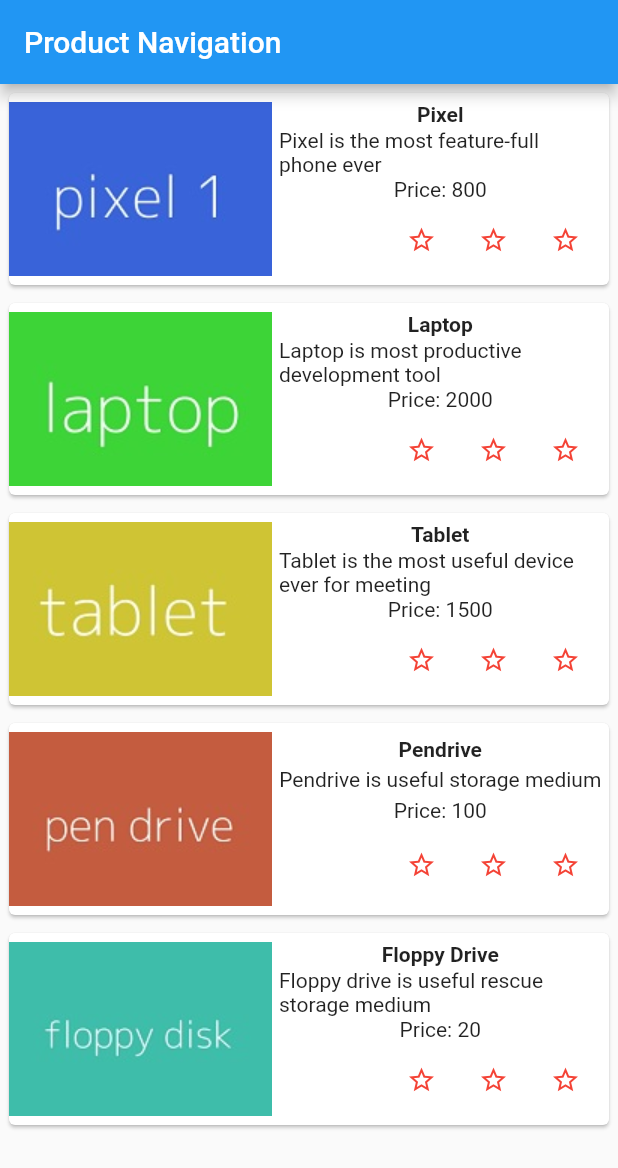
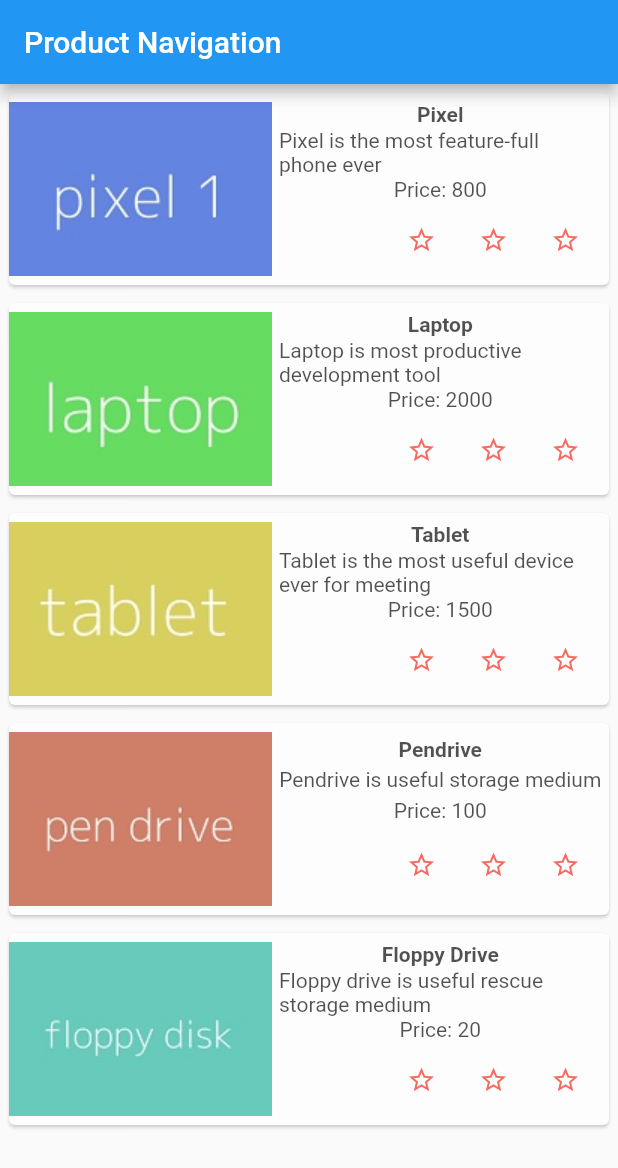
Before and after one commit to harryng0312/flutter_demo_app, a Flutter app: the screen it shows after launch, on a phone screen of 412 x 824 dp. Shown: the top 1168 px of the screen. Run offline on Flutter 3.47's test engine with Material 2 defaults, Android fonts, the phone set to English and light mode, and no system bars.

Commit message:
layout + data input form dialog Navigation, Animation

```diff
--- /dev/null
+++ b/lib/animation/my_home_page.dart
@@ -0,0 +1,36 @@
+import 'package:flutter/material.dart';
+
+import 'product.dart';
+import 'product_box.dart';
+import 'product_page.dart';
+
+class MyHomePage extends StatelessWidget {
+  MyHomePage({required this.title, required this.animation});
+
+  final String title;
+  final Animation<double> animation;
+  final items = Product.getProducts();
+
+  @override
+  Widget build(BuildContext context) {
+    return Scaffold(
+        appBar: AppBar(title: Text("Product Navigation")),
+        body: ListView.builder(
+          itemCount: items.length,
+          itemBuilder: (context, index) {
+            return FadeTransition(
+                opacity: animation,
+                child: GestureDetector(
+                  child: ProductBox(item: items[index]),
+                  onTap: () {
+                    Navigator.of(context).push(
+                      MaterialPageRoute(
+                        builder: (context) => ProductPage(item: items[index]),
+                      ),
+                    );
+                  },
+                ));
+          },
+        ));
+  }
+}
--- /dev/null
+++ b/lib/animation/product.dart
@@ -0,0 +1,27 @@
+class Product {
+  final String name;
+  final String description;
+  final int price;
+  final String image;
+
+  Product(this.name, this.description, this.price, this.image);
+
+  static List<Product> getProducts() {
+    List<Product> items = <Product>[];
+
+    items.add(Product("Pixel", "Pixel is the most feature-full phone ever", 800,
+        "pixel.jpg"));
+    items.add(Product("Laptop", "Laptop is most productive development tool",
+        2000, "laptop.jpg"));
+    items.add(Product(
+        "Tablet",
+        "Tablet is the most useful device ever for meeting",
+        1500,
+        "tablet.jpg"));
+    items.add(Product(
+        "Pendrive", "Pendrive is useful storage medium", 100, "pendrive.jpg"));
+    items.add(Product("Floppy Drive",
+        "Floppy drive is useful rescue storage medium", 20, "floppydisk.jpg"));
+    return items;
+  }
+}
--- /dev/null
+++ b/lib/animation/product_box.dart
@@ -0,0 +1,36 @@
+import 'package:flutter/material.dart';
+
+import 'product.dart';
+import 'rating_box.dart';
+
+class ProductBox extends StatelessWidget {
+  ProductBox({required this.item});
+
+  final Product item;
+
+  Widget build(BuildContext context) {
+    return Container(
+        padding: EdgeInsets.all(2),
+        height: 140,
+        child: Card(
+          child: Row(
+              mainAxisAlignment: MainAxisAlignment.spaceEvenly,
+              children: <Widget>[
+                Image.asset("assets/images/" + this.item.image),
+                Expanded(
+                    child: Container(
+                        padding: EdgeInsets.all(5),
+                        child: Column(
+                          mainAxisAlignment: MainAxisAlignment.spaceEvenly,
+                          children: <Widget>[
+                            Text(this.item.name,
+                                style: TextStyle(fontWeight: FontWeight.bold)),
+                            Text(this.item.description),
+                            Text("Price: " + this.item.price.toString()),
+                            RatingBox(),
+                          ],
+                        )))
+              ]),
+        ));
+  }
+}
--- /dev/null
+++ b/lib/animation/rating_box.dart
@@ -0,0 +1,91 @@
+import 'package:flutter/material.dart';
+
+class RatingBox extends StatefulWidget {
+  @override
+  _RatingBoxState createState() => _RatingBoxState();
+}
+
+class _RatingBoxState extends State<RatingBox> {
+  int _rating = 0;
+
+  void _setRatingAsOne() {
+    setState(() {
+      _rating = 1;
+    });
+  }
+
+  void _setRatingAsTwo() {
+    setState(() {
+      _rating = 2;
+    });
+  }
+
+  void _setRatingAsThree() {
+    setState(() {
+      _rating = 3;
+    });
+  }
+
+  Widget build(BuildContext context) {
+    double _size = 20;
+    print(_rating);
+    return Row(
+      mainAxisAlignment: MainAxisAlignment.end,
+      crossAxisAlignment: CrossAxisAlignment.end,
+      mainAxisSize: MainAxisSize.max,
+      children: <Widget>[
+        Container(
+          padding: EdgeInsets.all(0),
+          child: IconButton(
+            icon: (_rating >= 1
+                ? Icon(
+                    Icons.star,
+                    size: _size,
+                  )
+                : Icon(
+                    Icons.star_border,
+                    size: _size,
+                  )),
+            color: Colors.red[500],
+            onPressed: _setRatingAsOne,
+            iconSize: _size,
+          ),
+        ),
+        Container(
+          padding: EdgeInsets.all(0),
+          child: IconButton(
+            icon: (_rating >= 2
+                ? Icon(
+                    Icons.star,
+                    size: _size,
+                  )
+                : Icon(
+                    Icons.star_border,
+                    size: _size,
+                  )),
+            color: Colors.red[500],
+            onPressed: _setRatingAsTwo,
+            iconSize: _size,
+          ),
+        ),
+        Container(
+          padding: EdgeInsets.all(0),
+          child: IconButton(
+            icon: (_rating >= 3
+                ? Icon(
+                    Icons.star,
+                    size: _size,
+                  )
+                : Icon(
+                    Icons.star_border,
+                    size: _size,
+                  )),
+            color: Colors.red[500],
+            onPressed: _setRatingAsThree,
+            iconSize: _size,
+          ),
+        ),
+      ],
+    );
+  }
+}
--- /dev/null
+++ b/lib/animation/test_animation.dart
@@ -0,0 +1,43 @@
+import 'package:flutter/material.dart';
+
+import 'my_home_page.dart';
+
+class MyApp extends StatefulWidget {
+  @override
+  State<StatefulWidget> createState() => _MyAppState();
+}
+
+class _MyAppState extends State<MyApp> with SingleTickerProviderStateMixin {
+  late Animation<double> animation;
+  late AnimationController controller;
+
+  @override
+  void initState() {
+    super.initState();
+    controller =
+        AnimationController(duration: const Duration(seconds: 10), vsync: this);
+    animation = Tween<double>(begin: 0.0, end: 1.0).animate(controller);
+    // controller.forward();
+  }
+
+  // This widget is the root of your application.
+  @override
+  Widget build(BuildContext context) {
+    controller.forward();
+    return MaterialApp(
+        title: 'Flutter Demo',
+        theme: ThemeData(
+          primarySwatch: Colors.blue,
+        ),
+        home: MyHomePage(
+          title: 'Product layout demo home page',
+          animation: animation,
+        ));
+  }
+
+  @override
+  void dispose() {
+    controller.dispose();
+    super.dispose();
+  }
+}
--- a/lib/main.dart
+++ b/lib/main.dart
@@ -1,4 +1,4 @@
 import 'package:flutter/material.dart';
 // import 'input/test_textfield.dart';
-import 'navigator/test_navigator.dart';
+import 'animation/test_animation.dart';
 void main() => runApp(MyApp());
```
Also changed, not shown: lib/animation/product_page.dart (added, +89 -0 lines), lib/state/counter.dart (deleted, +0 -21 lines).
